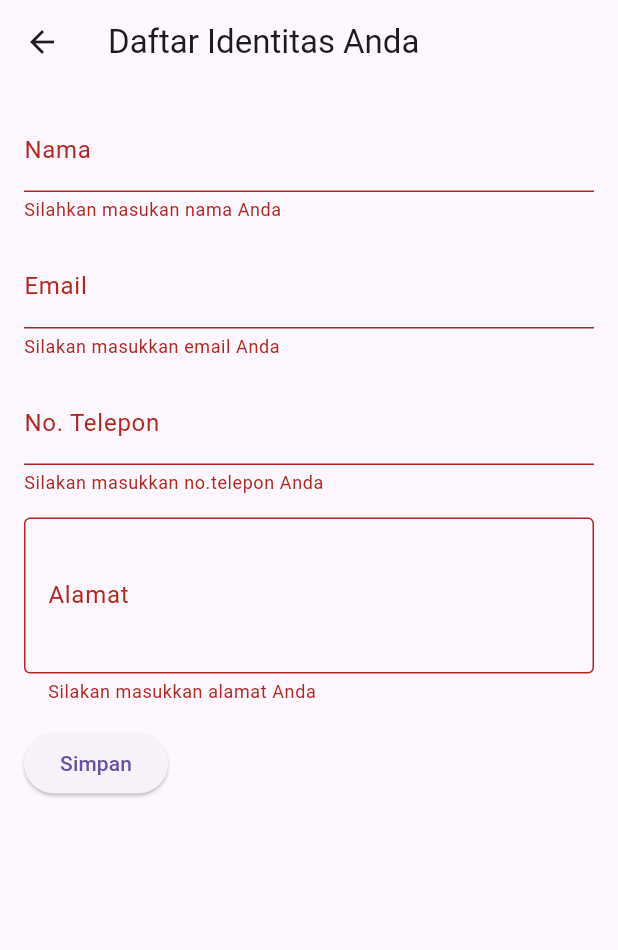
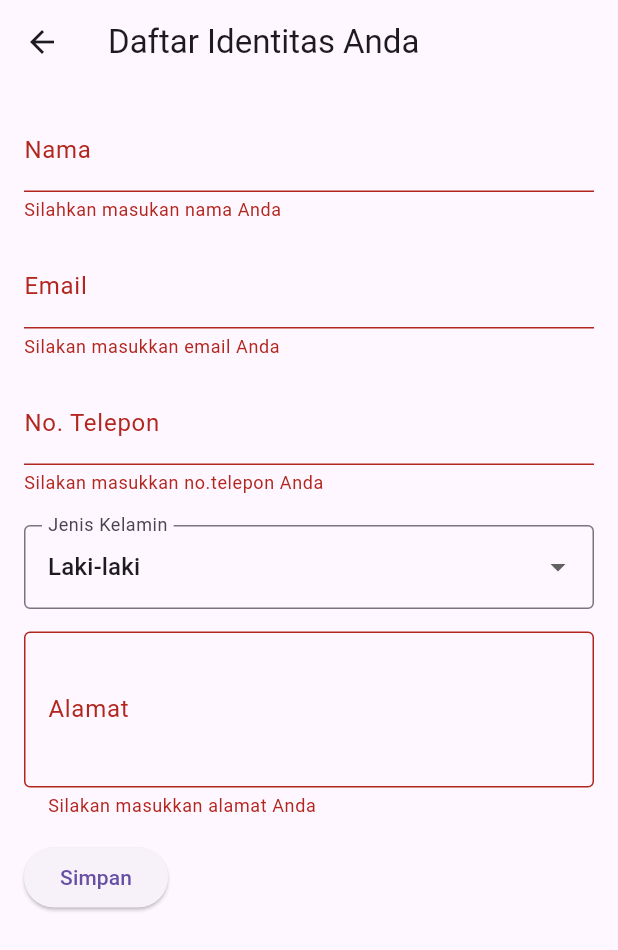
Before and after one commit to ozymandias45/flutter_uts, a Flutter app: the SecondPage screen opened directly, after a tap on "Simpan", on a phone screen of 412 x 824 dp. Shown: the top 950 px of the screen. Run offline on Flutter 3.47's test engine with Material 3 defaults, Android fonts, the phone set to English and light mode, and no system bars.

```diff
--- a/lib/pages/new-user/secondPage.dart
+++ b/lib/pages/new-user/secondPage.dart
@@ -1,5 +1,7 @@
 import 'package:flutter/material.dart';
 import 'package:flutter/services.dart';
+
+enum Gender { male, female }
 
 class SecondPage extends StatelessWidget {
   const SecondPage({super.key});
@@ -29,6 +31,7 @@ class _MyFormState extends State<MyForm> {
   final _emailController = TextEditingController();
   final _phoneController = TextEditingController();
   final _addressController = TextEditingController();
+  Gender _selectedGender = Gender.male;
   bool _validate = false;
 
   @override
@@ -72,6 +75,35 @@ class _MyFormState extends State<MyForm> {
             keyboardType: TextInputType.phone,
             inputFormatters: [FilteringTextInputFormatter.digitsOnly],
           ),
+          const SizedBox(height: 20),
+          DropdownButtonFormField<Gender>(
+            value: _selectedGender,
+            onChanged: (value) {
+              setState(() {
+                _selectedGender = value!;
+              });
+            },
+            items: const [
+              DropdownMenuItem(
+                value: Gender.male,
+                child: Text('Laki-laki'),
+              ),
+              DropdownMenuItem(
+                value: Gender.female,
+                child: Text('Perempuan'),
+              ),
+            ],
+            decoration: const InputDecoration(
+              labelText: 'Jenis Kelamin',
+              border: OutlineInputBorder(),
+            ),
+            validator: (value) {
+              if (value == null) {
+                return 'Silakan pilih jenis kelamin';
+              }
+              return null;
+            },
+          ),
           const SizedBox(height: 15),
           TextField(
             controller: _addressController,
```
